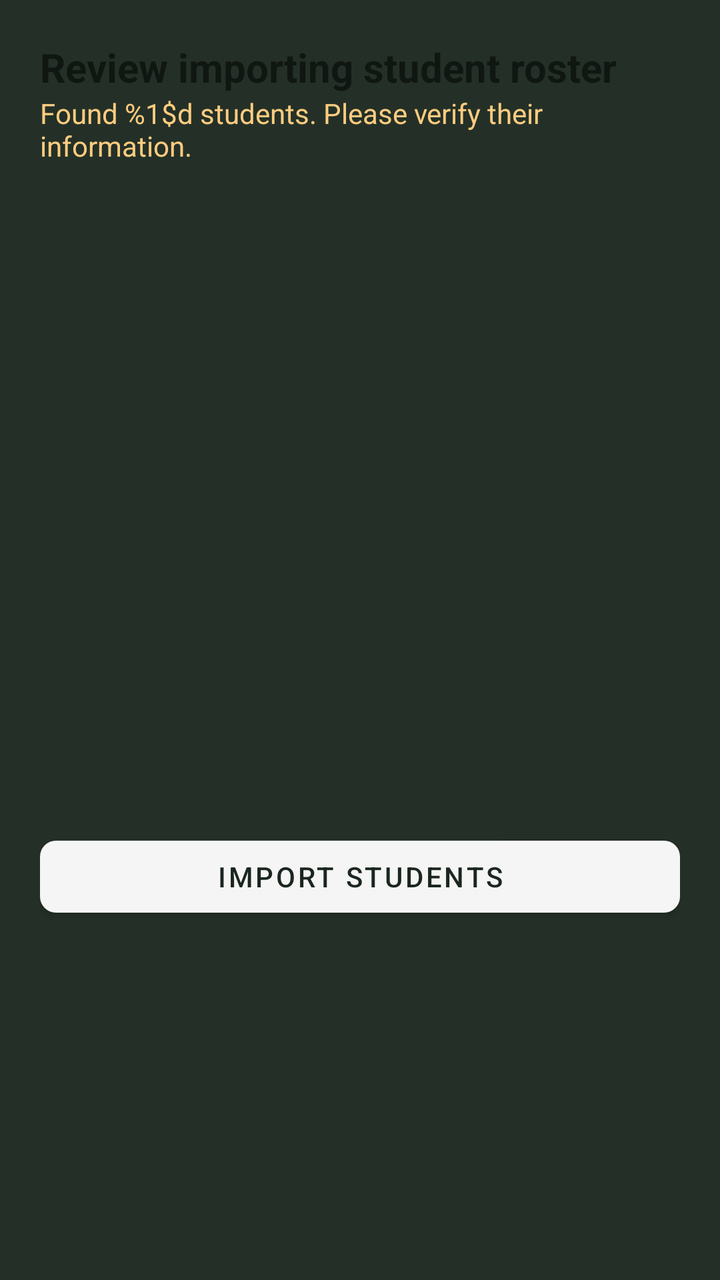
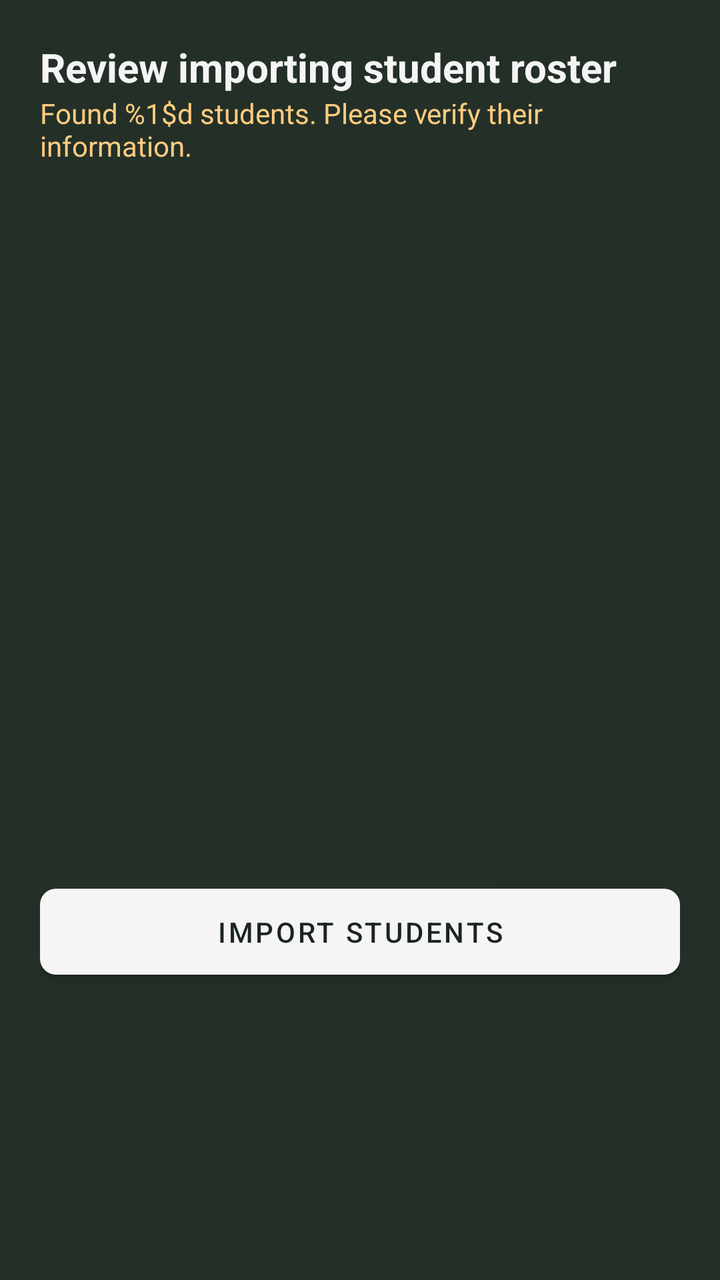

Two renders of the same Android screen: before a commit and after it. Below are the layout's source before the change and the commit's diff.
<!-- AndroidManifest.xml: application theme Theme.Presensor -->
<!-- res/layout/layout_import_student_preview.xml -->
<?xml version="1.0" encoding="utf-8"?>
<LinearLayout xmlns:android="http://schemas.android.com/apk/res/android"
    xmlns:app="http://schemas.android.com/apk/res-auto"
    android:layout_width="match_parent"
    android:layout_height="wrap_content"
    android:background="?attr/colorSurface"
    android:orientation="vertical"
    android:padding="20dp">

    <TextView
        android:id="@+id/txtImportStudentTitle"
        android:layout_width="wrap_content"
        android:layout_height="wrap_content"
        android:text="@string/dialog_import_students"
        android:textSize="20sp"
        android:textStyle="bold" />

    <TextView
        android:id="@+id/txtImportStudentCount"
        android:layout_width="wrap_content"
        android:layout_height="wrap_content"
        android:layout_marginBottom="16dp"
        android:text="@string/dialog_import_students_hint"
        android:textColor="?attr/descriptiveTextColor" />

    <androidx.recyclerview.widget.RecyclerView
        android:id="@+id/rvImportStudentPreview"
        android:layout_width="match_parent"
        android:layout_height="300dp" />

    <com.google.android.material.button.MaterialButton
        android:id="@+id/btnConfirmStudentImport"
        android:layout_width="match_parent"
        android:layout_height="wrap_content"
        android:layout_marginTop="16dp"
        android:text="@string/dialog_import_students_button_text"
        app:cornerRadius="8dp" />
</LinearLayout>
<!-- resources referenced by this layout -->
<resources>
  <string name="dialog_import_students">Review importing student roster</string>
  <string name="dialog_import_students_button_text">Import students</string>
  <string name="dialog_import_students_hint">Found %1$d students. Please verify their information.</string>
  <style name="Theme.Presensor" parent="Base.Theme.Presensor" />
  <style name="Base.Theme.Presensor" parent="Theme.MaterialComponents.DayNight.NoActionBar">
          <item name="colorPrimary">@color/chalk_white</item>
          <item name="colorOnPrimary">@color/blackboard_green</item>
  
          <item name="android:windowBackground">@color/blackboard_green</item>
          <item name="colorSurface">@color/surface_dark</item>
  
          <item name="android:statusBarColor">#141D16</item>
          <item name="android:windowLightStatusBar">false</item>
          <item name="android:textColorPrimary">@color/chalk_white</item>
          <item name="android:textColorSecondary" format="color">@color/chalk_blue</item>
          <item name="timestampColor" format="color">@color/chalk_teal</item>
          <item name="actionItemColor" format="color">@color/chalk_blue</item>
          <item name="descriptiveTextColor" format="color">@color/chalk_orange</item>
          <item name="cardFrameColor" format="color">@color/blackboard_frame</item>
          <item name="cardBackgroundColor" format="color">@color/blackboard_lighter_green</item>
  
          <item name="studentSkippedClassColor" format="color">@color/chalk_red</item>
          <item name="studentAttendedClassColor" format="color">@color/chalk_green</item>
      </style>
  <color name="chalk_white">#F5F5F5</color>
  <color name="blackboard_green">#1B261E</color>
  <color name="surface_dark">#243027</color>
  <color name="chalk_blue">#81D4FA</color>
  <color name="chalk_teal">#80CBC4</color>
  <color name="chalk_orange">#FFCC80</color>
  <color name="blackboard_frame">#40FFFFFF</color>
  <color name="blackboard_lighter_green">#243228</color>
  <color name="chalk_red">#EF9A9A</color>
  <color name="chalk_green">#C5E1A5</color>
</resources>

<!-- the commit's change to res/layout/layout_import_student_preview.xml (unified diff, before → after) -->
@@ -13,7 +13,8 @@
         android:layout_height="wrap_content"
         android:text="@string/dialog_import_students"
         android:textSize="20sp"
-        android:textStyle="bold" />
+        android:textStyle="bold"
+        android:textColor="?android:attr/textColorPrimary" />
 
     <TextView
         android:id="@+id/txtImportStudentCount"
@@ -21,18 +22,21 @@
         android:layout_height="wrap_content"
         android:layout_marginBottom="16dp"
         android:text="@string/dialog_import_students_hint"
-        android:textColor="?attr/descriptiveTextColor" />
+        android:textColor="?attr/descriptiveTextColor"
+        android:textSize="14sp" />
 
     <androidx.recyclerview.widget.RecyclerView
         android:id="@+id/rvImportStudentPreview"
         android:layout_width="match_parent"
-        android:layout_height="300dp" />
+        android:layout_height="320dp"
+        android:background="#08000000" />
 
     <com.google.android.material.button.MaterialButton
         android:id="@+id/btnConfirmStudentImport"
         android:layout_width="match_parent"
         android:layout_height="wrap_content"
-        android:layout_marginTop="16dp"
+        android:layout_marginTop="20dp"
         android:text="@string/dialog_import_students_button_text"
-        app:cornerRadius="8dp" />
+        app:cornerRadius="8dp"
+        android:padding="12dp" />
 </LinearLayout>
